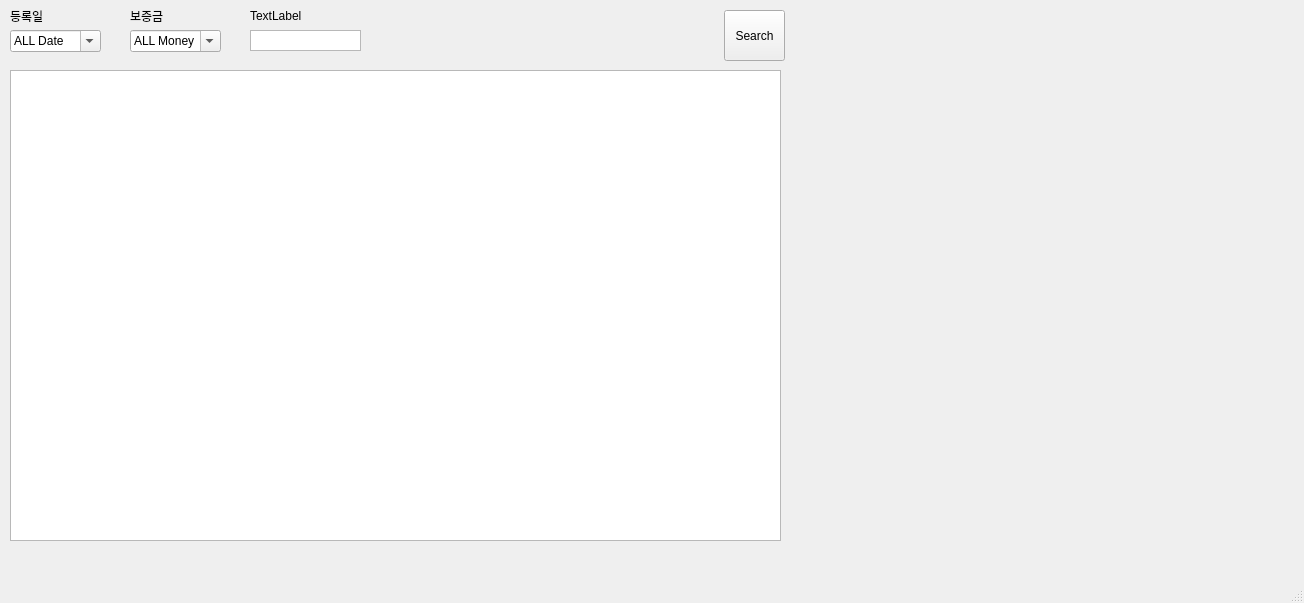
This is mainwindow_lh.ui in j0n9m1n1/get_lh_rent_house_list as Qt 5 draws it before an edit. The edited form follows.
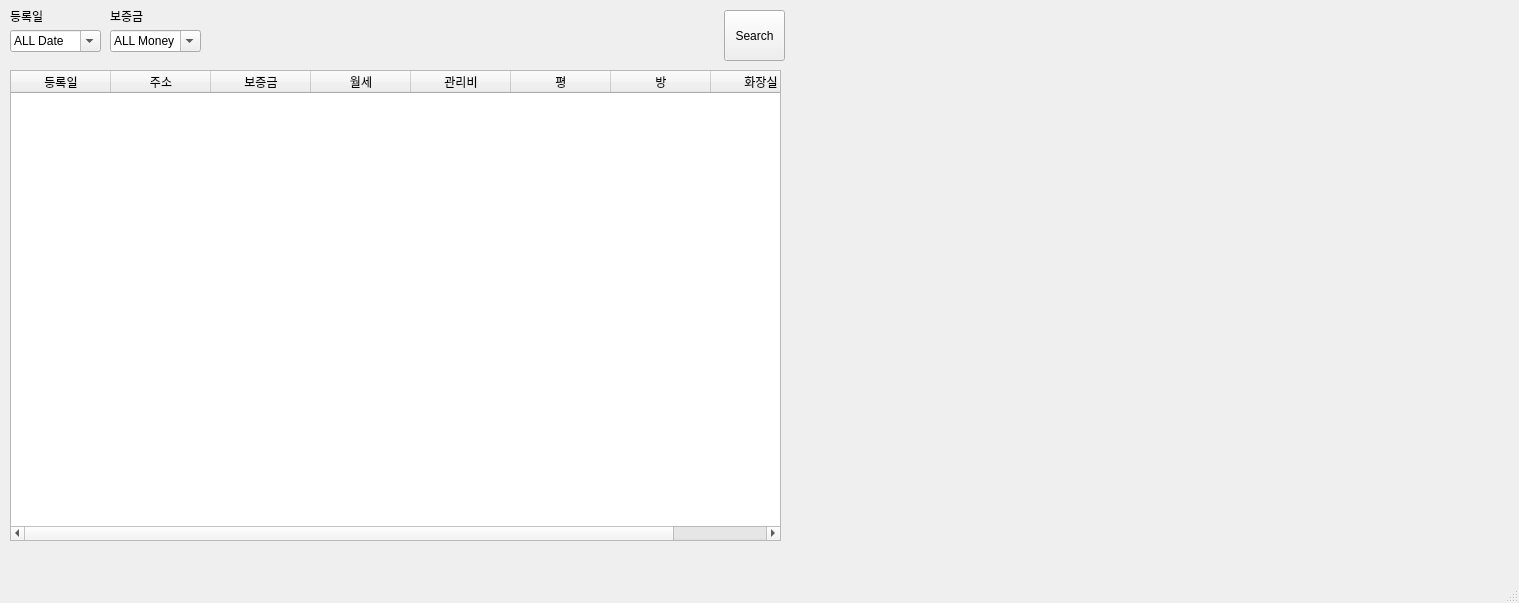
This is the edited form.

The edit to the form file:
```diff
--- a/mainwindow_lh.ui
+++ b/mainwindow_lh.ui
@@ -6,7 +6,7 @@
    <rect>
     <x>0</x>
     <y>0</y>
-    <width>1304</width>
+    <width>1519</width>
     <height>603</height>
    </rect>
   </property>
@@ -32,11 +32,57 @@
     <property name="sortingEnabled">
      <bool>true</bool>
     </property>
+    <property name="rowCount">
+     <number>0</number>
+    </property>
+    <property name="columnCount">
+     <number>8</number>
+    </property>
+    <column>
+     <property name="text">
+      <string>등록일</string>
+     </property>
+    </column>
+    <column>
+     <property name="text">
+      <string>주소</string>
+     </property>
+    </column>
+    <column>
+     <property name="text">
+      <string>보증금</string>
+     </property>
+    </column>
+    <column>
+     <property name="text">
+      <string>월세</string>
+     </property>
+    </column>
+    <column>
+     <property name="text">
+      <string>관리비</string>
+     </property>
+    </column>
+    <column>
+     <property name="text">
+      <string>평</string>
+     </property>
+    </column>
+    <column>
+     <property name="text">
+      <string>방</string>
+     </property>
+    </column>
+    <column>
+     <property name="text">
+      <string>화장실</string>
+     </property>
+    </column>
    </widget>
    <widget class="QLabel" name="label_grt_money">
     <property name="geometry">
      <rect>
-      <x>130</x>
+      <x>110</x>
       <y>10</y>
       <width>54</width>
       <height>12</height>
@@ -59,32 +105,6 @@
      <string>등록일</string>
     </property>
    </widget>
-   <widget class="QTextEdit" name="textEdit_3">
-    <property name="geometry">
-     <rect>
-      <x>250</x>
-      <y>30</y>
-      <width>111</width>
-      <height>21</height>
-     </rect>
-    </property>
-    <property name="verticalScrollBarPolicy">
-     <enum>Qt::ScrollBarAlwaysOff</enum>
-    </property>
-   </widget>
-   <widget class="QLabel" name="label_3">
-    <property name="geometry">
-     <rect>
-      <x>250</x>
-      <y>10</y>
-      <width>54</width>
-      <height>12</height>
-     </rect>
-    </property>
-    <property name="text">
-     <string>TextLabel</string>
-    </property>
-   </widget>
    <widget class="QPushButton" name="btn_search">
     <property name="geometry">
      <rect>
@@ -147,7 +167,7 @@
    <widget class="QComboBox" name="comboBox_2">
     <property name="geometry">
      <rect>
-      <x>130</x>
+      <x>110</x>
       <y>30</y>
       <width>91</width>
       <height>22</height>
```
Left out of the diff: 2 changed lines with no effect on the pictures.
